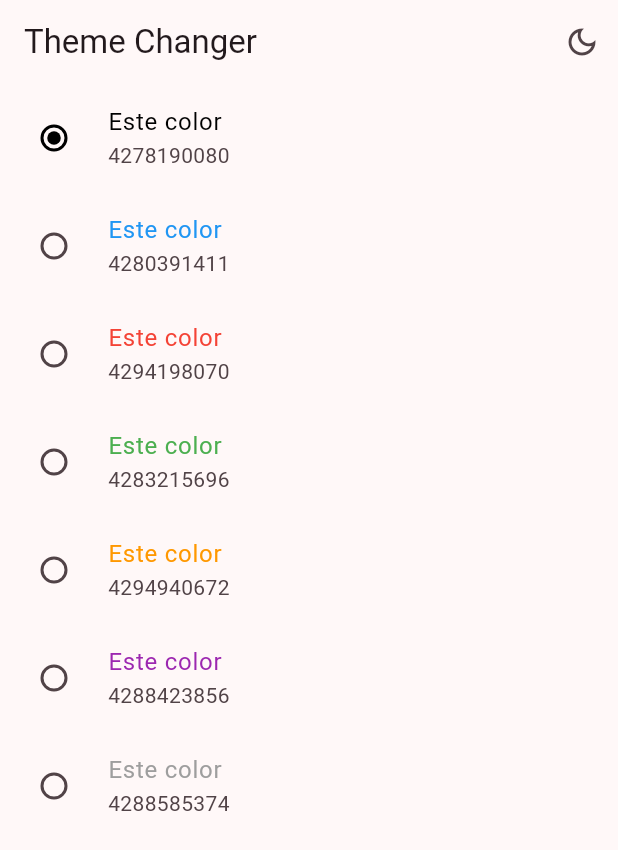
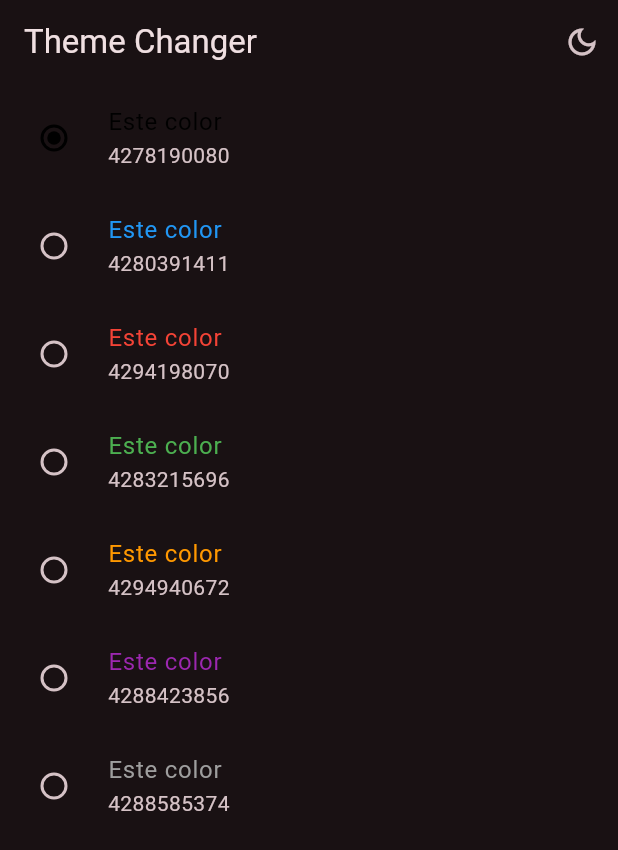
Before and after one commit to rocatoro18/widgetly, a Flutter app: the ThemeChangerScreen screen opened by its route, after a tap on the "light mode" icon, on a phone screen of 412 x 824 dp. Shown: the top 850 px of the screen. Run offline on Flutter 3.47's test engine with Material 3 defaults, Android fonts, the phone set to English and light mode, and no system bars; our stand-ins replace animate_do, flutter_riverpod, go_router.

Commit message:
StateNotifier

```diff
--- a/lib/config/theme/app_theme.dart
+++ b/lib/config/theme/app_theme.dart
@@ -24,4 +24,9 @@ class AppTheme {
       brightness: isDarkMode ? Brightness.dark : Brightness.light,
       colorSchemeSeed: colorList[selectedColor],
       appBarTheme: const AppBarTheme(centerTitle: false));
+
+  // COPY WITH ES UN METODO QUE SIRVE PARA COPIAR LA INSTANCIA DE LA CLASE
+  AppTheme copyWith({int? selectedColor, bool? isDarkMode}) => AppTheme(
+      selectedColor: selectedColor ?? this.selectedColor,
+      isDarkMode: isDarkMode ?? this.isDarkMode);
 }
--- a/lib/presentation/providers/theme_provider.dart
+++ b/lib/presentation/providers/theme_provider.dart
@@ -22,7 +22,9 @@ class ThemeNotifier extends StateNotifier<AppTheme> {
   // STATE = ESTADO = NEW APPTHEME()
   ThemeNotifier() : super(AppTheme());
 
-  void toggleDarkmode() {}
+  void toggleDarkmode() {
+    state = state.copyWith(isDarkMode: !state.isDarkMode);
+  }
 
   void changeColorIndex(int colorIndex) {}
 }
--- a/lib/presentation/screens/theme_changer/theme_changer_screen.dart
+++ b/lib/presentation/screens/theme_changer/theme_changer_screen.dart
@@ -9,7 +9,8 @@ class ThemeChangerScreen extends ConsumerWidget {
 
   @override
   Widget build(BuildContext context, ref) {
-    final isDarkMode = ref.watch(isDarkmodeProvider);
+    //final isDarkMode = ref.watch(isDarkmodeProvider);
+    final isDarkMode = ref.watch(themeNotifierProvider).isDarkMode;
 
     return Scaffold(
       appBar: AppBar(
@@ -17,9 +18,12 @@ class ThemeChangerScreen extends ConsumerWidget {
         actions: [
           IconButton(
               onPressed: () {
+                /*
                 ref
                     .read(isDarkmodeProvider.notifier)
                     .update((isDarkMode) => !isDarkMode);
+                */
+                ref.read(themeNotifierProvider.notifier).toggleDarkmode();
               },
               icon: isDarkMode
                   ? const Icon(Icons.dark_mode_outlined)
```
